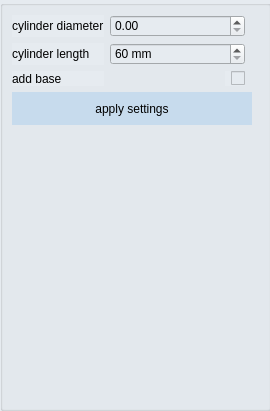
Old version of the form src/windows/ui/cylinder_view.ui in the repository brachify/brachify.
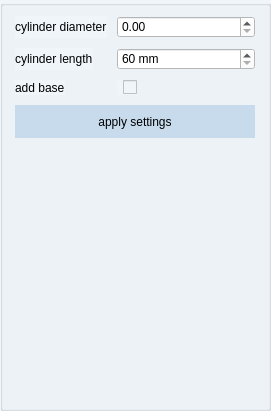
New version of the form.

Diff of the .ui file:
```diff
--- a/src/windows/ui/cylinder_view.ui
+++ b/src/windows/ui/cylinder_view.ui
@@ -6,7 +6,7 @@
    <rect>
     <x>0</x>
     <y>0</y>
-    <width>270</width>
+    <width>271</width>
     <height>411</height>
    </rect>
   </property>
@@ -16,20 +16,7 @@
   <property name="styleSheet">
    <string notr="true">background-color: rgb(250,250,250);</string>
   </property>
-  <widget class="QLabel" name="label_4">
-   <property name="geometry">
-    <rect>
-     <x>0</x>
-     <y>0</y>
-     <width>271</width>
-     <height>401</height>
-    </rect>
-   </property>
-   <property name="text">
-    <string/>
-   </property>
-  </widget>
-  <widget class="QGroupBox" name="groupBox_3">
+  <widget class="QGroupBox" name="groupBox">
    <property name="geometry">
     <rect>
      <x>0</x>
@@ -51,12 +38,77 @@
     </size>
    </property>
    <property name="styleSheet">
-    <string notr="true">background-color: rgb(230, 235, 240);</string>
+    <string notr="true">background-color: rgb(240, 245, 250);</string>
    </property>
    <property name="title">
     <string/>
    </property>
-   <layout class="QGridLayout" name="gridLayout">
+   <layout class="QGridLayout" name="gridLayout_2">
+    <property name="sizeConstraint">
+     <enum>QLayout::SetDefaultConstraint</enum>
+    </property>
+    <property name="leftMargin">
+     <number>10</number>
+    </property>
+    <property name="topMargin">
+     <number>10</number>
+    </property>
+    <property name="rightMargin">
+     <number>10</number>
+    </property>
+    <property name="bottomMargin">
+     <number>10</number>
+    </property>
+    <property name="spacing">
+     <number>10</number>
+    </property>
+    <item row="0" column="0">
+     <layout class="QFormLayout" name="formLayout">
+      <item row="0" column="0">
+       <widget class="QLabel" name="label">
+        <property name="styleSheet">
+         <string notr="true">background-color: rgb(240, 245, 250);</string>
+        </property>
+        <property name="text">
+         <string>cylinder diameter</string>
+        </property>
+        <property name="buddy">
+         <cstring>spinbox_diameter</cstring>
+        </property>
+       </widget>
+      </item>
+      <item row="0" column="1">
+       <widget class="QDoubleSpinBox" name="spinbox_diameter">
+        <property name="minimumSize">
+         <size>
+          <width>135</width>
+          <height>0</height>
+         </size>
+        </property>
+        <property name="maximumSize">
+         <size>
+          <width>16777215</width>
+          <height>16777215</height>
+         </size>
+        </property>
+        <property name="styleSheet">
+         <string notr="true">background-color: rgb(255, 255, 255);</string>
+        </property>
+       </widget>
+      </item>
+      <item row="1" column="0">
+       <widget class="QLabel" name="label_2">
+        <property name="styleSheet">
+         <string notr="true">background-color: rgb(240, 245, 250);</string>
+        </property>
+        <property name="text">
+         <string>cylinder length</string>
+        </property>
+        <property name="buddy">
+         <cstring>spinbox_length</cstring>
+        </property>
+       </widget>
+      </item>
     <item row="1" column="1">
      <widget class="QSpinBox" name="spinbox_length">
       <property name="minimumSize">
@@ -71,6 +123,9 @@
         <height>16777215</height>
        </size>
       </property>
+        <property name="styleSheet">
+         <string notr="true">background-color: rgb(255, 255, 255);</string>
+        </property>
       <property name="suffix">
        <string> mm</string>
       </property>
@@ -82,60 +137,10 @@
       </property>
      </widget>
     </item>
-    <item row="0" column="1">
-     <widget class="QDoubleSpinBox" name="spinbox_diameter">
-      <property name="minimumSize">
-       <size>
-        <width>135</width>
-        <height>0</height>
-       </size>
-      </property>
-      <property name="maximumSize">
-       <size>
-        <width>16777215</width>
-        <height>16777215</height>
-       </size>
-      </property>
-     </widget>
-    </item>
-    <item row="3" column="0" colspan="3">
-     <widget class="QPushButton" name="btn_apply_settings">
-      <property name="minimumSize">
-       <size>
-        <width>240</width>
-        <height>33</height>
-       </size>
-      </property>
-      <property name="maximumSize">
-       <size>
-        <width>240</width>
-        <height>16777215</height>
-       </size>
-      </property>
-      <property name="styleSheet">
-       <string notr="true">QPushButton {
-	color: rgb(0, 0, 0);
-	background-color: rgb(199, 219, 237);
-	border: 0px solid;
-}
-QPushButton:hover {
-	color: rgb(250,250,250);
-	background-color: rgb(48, 88, 162);
-}
-QPushButton:pressed {
-	color: rgb(250,250,250);
-	background-color: rgb(28, 44, 81);
-}</string>
-      </property>
-      <property name="text">
-       <string>apply settings</string>
-      </property>
-     </widget>
-    </item>
     <item row="2" column="0">
-     <widget class="QLabel" name="label_5">
+       <widget class="QLabel" name="label_3">
       <property name="styleSheet">
-       <string notr="true">background-color: rgb(230, 235, 240);</string>
+         <string notr="true">background-color: rgb(240, 245, 250);</string>
       </property>
       <property name="text">
        <string>add base</string>
@@ -145,32 +150,6 @@
       </property>
      </widget>
     </item>
-    <item row="1" column="0">
-     <widget class="QLabel" name="label_3">
-      <property name="styleSheet">
-       <string notr="true">background-color: rgb(230, 235, 240);</string>
-      </property>
-      <property name="text">
-       <string>cylinder length</string>
-      </property>
-      <property name="buddy">
-       <cstring>spinbox_length</cstring>
-      </property>
-     </widget>
-    </item>
-    <item row="0" column="0">
-     <widget class="QLabel" name="label">
-      <property name="styleSheet">
-       <string notr="true">background-color: rgb(230, 235, 240);</string>
-      </property>
-      <property name="text">
-       <string>cylinder diameter</string>
-      </property>
-      <property name="buddy">
-       <cstring>spinbox_diameter</cstring>
-      </property>
-     </widget>
-    </item>
     <item row="2" column="1">
      <widget class="QCheckBox" name="cb_add_base">
       <property name="maximumSize">
@@ -193,7 +172,9 @@
       </property>
      </widget>
     </item>
-    <item row="4" column="0">
+     </layout>
+    </item>
+    <item row="2" column="0">
      <spacer name="verticalSpacer">
       <property name="orientation">
        <enum>Qt::Vertical</enum>
@@ -206,6 +187,40 @@
       </property>
      </spacer>
     </item>
+    <item row="1" column="0">
+     <widget class="QPushButton" name="btn_apply_settings">
+      <property name="minimumSize">
+       <size>
+        <width>240</width>
+        <height>33</height>
+       </size>
+      </property>
+      <property name="maximumSize">
+       <size>
+        <width>240</width>
+        <height>16777215</height>
+       </size>
+      </property>
+      <property name="styleSheet">
+       <string notr="true">QPushButton {
+	color: rgb(0, 0, 0);
+	background-color: rgb(199, 219, 237);
+	border: 0px solid;
+}
+QPushButton:hover {
+	color: rgb(250,250,250);
+	background-color: rgb(48, 88, 162);
+}
+QPushButton:pressed {
+	color: rgb(250,250,250);
+	background-color: rgb(28, 44, 81);
+}</string>
+      </property>
+      <property name="text">
+       <string>apply settings</string>
+      </property>
+     </widget>
+    </item>
    </layout>
   </widget>
  </widget>
```
Lines whose indentation alone changed are shown as unchanged.
